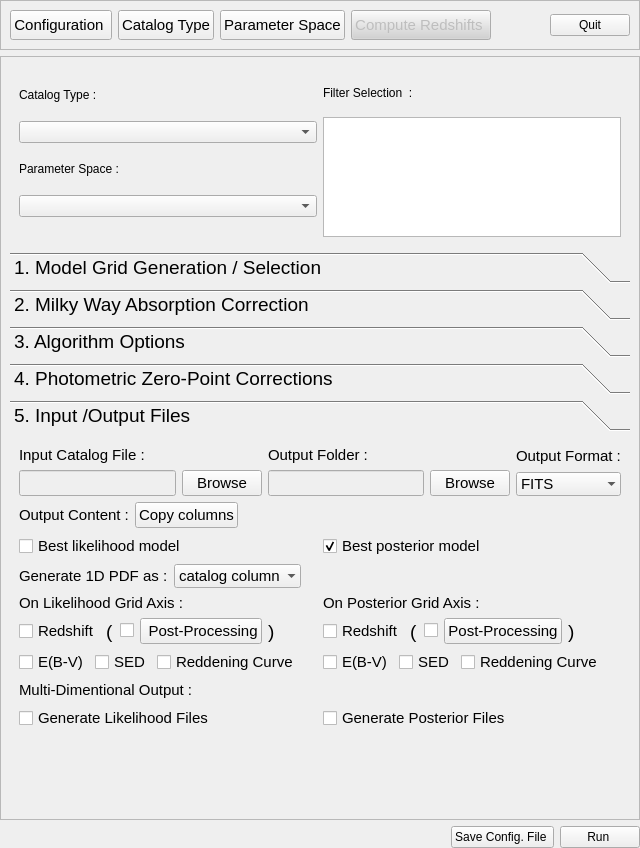
Old version of the form PhzQtUI/auxdir/PhzQtUI/FormAnalysis.ui in the repository astrorama/Phosphoros.
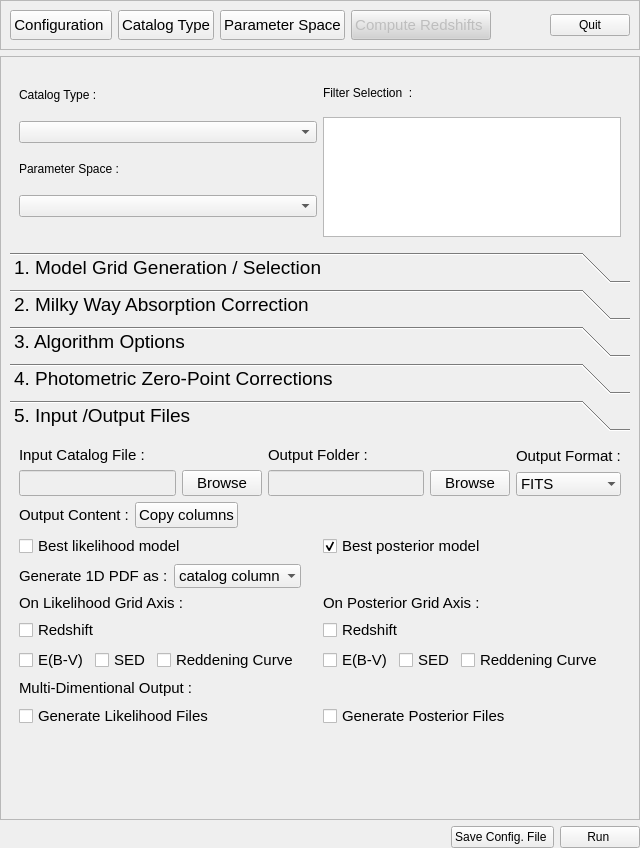
New version of the form.

```diff
--- a/PhzQtUI/auxdir/PhzQtUI/FormAnalysis.ui
+++ b/PhzQtUI/auxdir/PhzQtUI/FormAnalysis.ui
@@ -1135,7 +1135,7 @@
             <x>0</x>
             <y>0</y>
             <width>607</width>
-            <height>382</height>
+            <height>379</height>
            </rect>
           </property>
           <attribute name="label">
@@ -1455,39 +1455,6 @@
                    </property>
                   </widget>
                  </item>
-                 <item>
-                  <widget class="QLabel" name="label_14">
-                   <property name="text">
-                    <string>(</string>
-                   </property>
-                  </widget>
-                 </item>
-                 <item>
-                  <widget class="QCheckBox" name="cb_pp_l">
-                   <property name="text">
-                    <string/>
-                   </property>
-                  </widget>
-                 </item>
-                 <item>
-                  <widget class="QPushButton" name="btn_pp_l">
-                   <property name="font">
-                    <font>
-                     <pointsize>11</pointsize>
-                    </font>
-                   </property>
-                   <property name="text">
-                    <string> Post-Processing</string>
-                   </property>
-                  </widget>
-                 </item>
-                 <item>
-                  <widget class="QLabel" name="label_18">
-                   <property name="text">
-                    <string>)</string>
-                   </property>
-                  </widget>
-                 </item>
                  <item>
                   <spacer name="horizontalSpacer_11">
                    <property name="orientation">
@@ -1598,44 +1565,6 @@
                    </property>
                   </widget>
                  </item>
-                 <item>
-                  <widget class="QLabel" name="label_22">
-                   <property name="font">
-                    <font>
-                     <pointsize>14</pointsize>
-                    </font>
-                   </property>
-                   <property name="text">
-                    <string>(</string>
-                   </property>
-                  </widget>
-                 </item>
-                 <item>
-                  <widget class="QCheckBox" name="cb_pp_p">
-                   <property name="text">
-                    <string/>
-                   </property>
-                  </widget>
-                 </item>
-                 <item>
-                  <widget class="QPushButton" name="btn_pp_p">
-                   <property name="font">
-                    <font>
-                     <pointsize>11</pointsize>
-                    </font>
-                   </property>
-                   <property name="text">
-                    <string>Post-Processing</string>
-                   </property>
-                  </widget>
-                 </item>
-                 <item>
-                  <widget class="QLabel" name="label_24">
-                   <property name="text">
-                    <string>)</string>
-                   </property>
-                  </widget>
-                 </item>
                  <item>
                   <spacer name="horizontalSpacer_12">
                    <property name="orientation">
```
Left out of the diff: 12 changed lines with no effect on the pictures.
